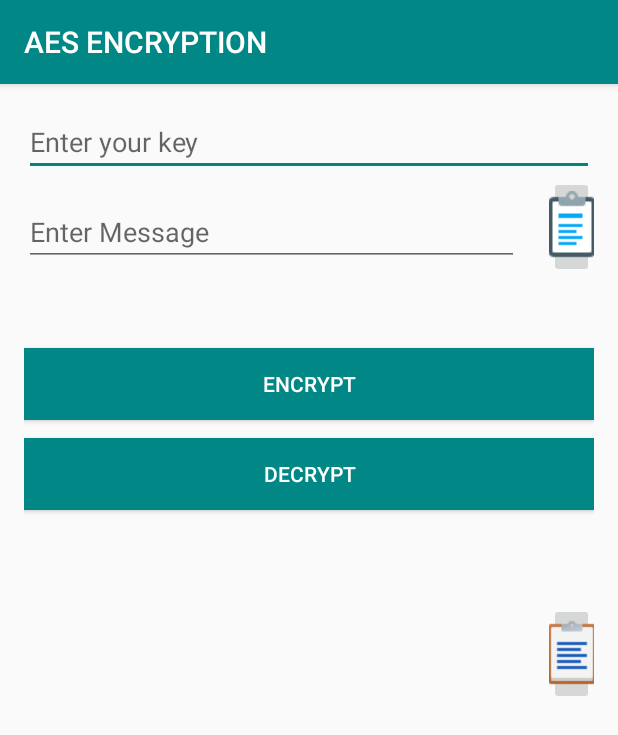
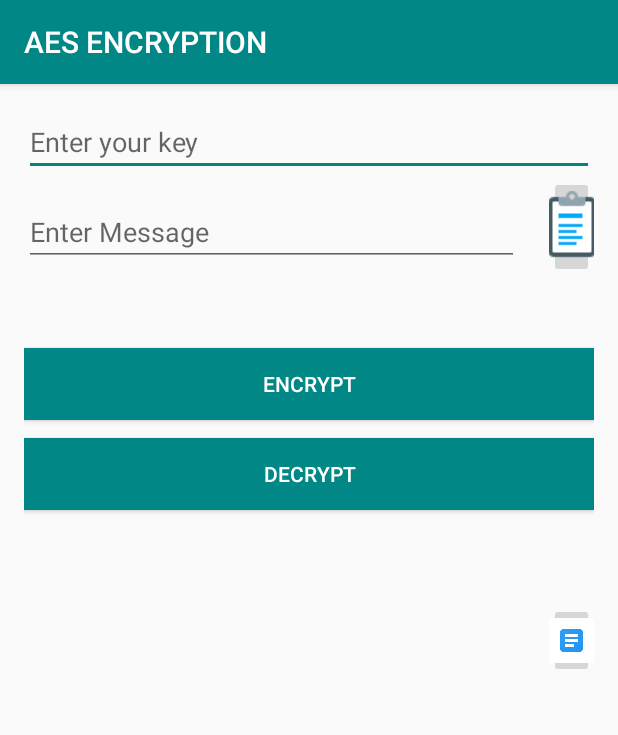
Before and after one commit to Abhinav82193/AES-Encryption, an Android app: the screen it shows after launch (MainActivity), on a phone screen of 412 x 824 dp. Shown: the top 735 px of the screen. Run offline under Robolectric (Android 15) with nearby library versions, the phone set to English and light mode, and no system bars.

```diff
--- a/app/src/main/res/layout/activity_main.xml
+++ b/app/src/main/res/layout/activity_main.xml
@@ -53,25 +53,27 @@
         android:layout_marginTop="350dp"
         android:layout_marginRight="50dp"
         />
+
     <ImageButton
         android:id="@+id/b1"
+        android:layout_width="80dp"
+        android:layout_height="50dp"
+        android:layout_marginLeft="350dp"
+        android:layout_marginTop="330dp"
+        android:onClick="copy"
+        android:scaleType="centerCrop"
+        android:src="@drawable/copy"
+
+        />
+
+    <ImageButton
+        android:id="@+id/b2"
         android:layout_width="wrap_content"
         android:layout_height="wrap_content"
-        android:layout_marginTop="330dp"
         android:layout_marginLeft="350dp"
-        android:src="@drawable/clip"
-        android:onClick="copy"
-
-        />
-    <ImageButton
-        android:layout_width="wrap_content"
-        android:layout_height="wrap_content"
-        android:id="@+id/b2"
         android:layout_marginTop="45dp"
-        android:layout_marginLeft="350dp"
-        android:src="@drawable/paste"
         android:onClick="paste"
-        />
+        android:src="@drawable/paste" />
 
 
 </RelativeLayout>
```
